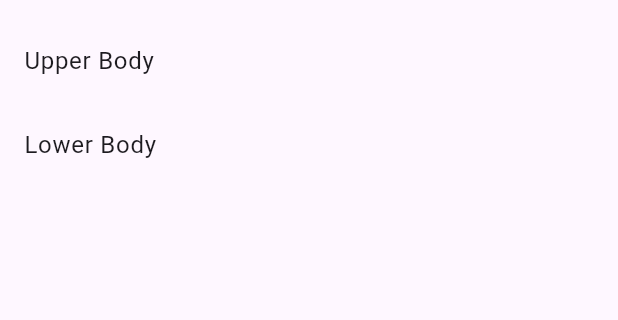
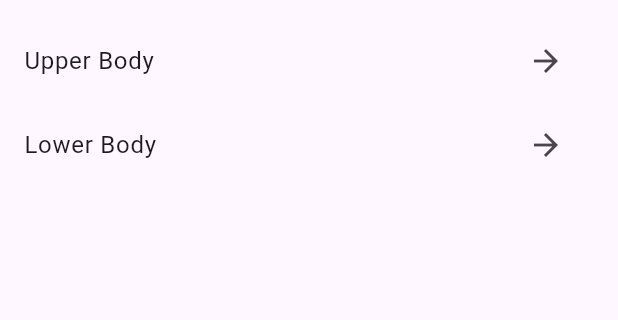
Before and after one commit to Rizz-33/FOSSA, a Flutter app: the screen it shows after launch, on a phone screen of 412 x 824 dp, the part 65-385 px from its top. Run offline on Flutter 3.47's test engine with Material 3 defaults, Android fonts, the phone set to English and light mode, and no system bars; our stand-ins replace google_fonts.

Commit message:
feat: add trailing to navigate to workout page after tapping on the workout title

```diff
--- a/lib/pages/home.dart
+++ b/lib/pages/home.dart
@@ -34,6 +34,10 @@ class _HomePageState extends State<HomePage> {
         ],
       )
     );
+  }
+
+  void goToWorkoutPage(){
+
   }
 
   void save() {
@@ -78,6 +82,10 @@ class _HomePageState extends State<HomePage> {
           itemCount: value.getWorkoutList().length,
           itemBuilder: (context, index) => ListTile(
             title: Text(value.getWorkoutList()[index].name),
+            trailing: IconButton(
+              onPressed: goToWorkoutPage,
+              icon: Icon(Icons.arrow_forward),
+            ),
           )),
       ),
     );
```
